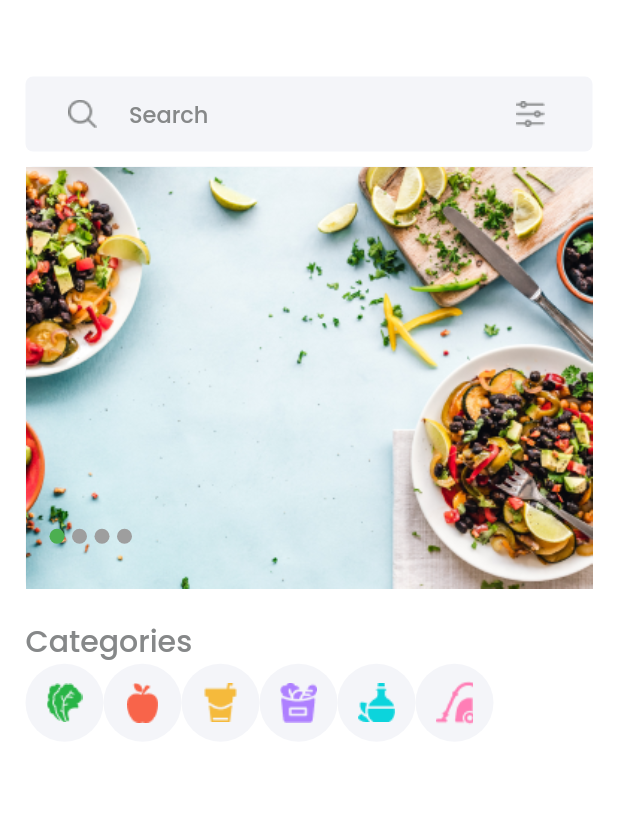
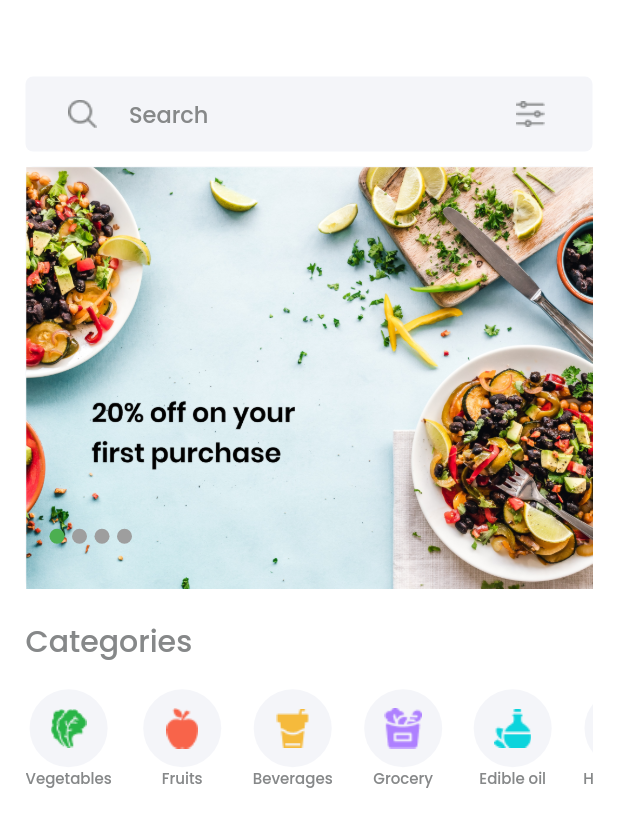
Before and after one commit to hammadkahn/E-Commerce-App, a Flutter app: the Home screen opened directly, on a phone screen of 412 x 824 dp. Shown: the top 827 px of the screen. Run offline on Flutter 3.47's test engine with Material 2 defaults, Android fonts, the phone set to English and light mode, and no system bars; drawn by our look-alikes of carousel_slider, smooth_page_indicator; our stand-ins replace flutter_switch.

Commit message:
home in progress

```diff
--- a/lib/Screens/home.dart
+++ b/lib/Screens/home.dart
@@ -94,9 +94,9 @@ class _HomeState extends State<Home> {
                         CarouselSlider(
                             items: [
                               Image.asset('assets/images/banner1.png'),
-                              Image.asset('assets/images/bigCart.png'),
-                              Image.asset('assets/images/login.png'),
-                              Image.asset('assets/images/signup.png'),
+                              Image.asset('assets/images/banner1.png'),
+                              Image.asset('assets/images/banner1.png'),
+                              Image.asset('assets/images/banner1.png'),
                             ],
                             options: CarouselOptions(
                               height: carouselheight,
@@ -139,8 +139,12 @@ class _HomeState extends State<Home> {
                 ),
                 SingleChildScrollView(
                   scrollDirection: Axis.horizontal,
+                  child: Padding(
+                    padding: const EdgeInsets.only(top: 17),
                     child: Row(
                         mainAxisAlignment: MainAxisAlignment.spaceAround,
+                        children: [
+                          Column(
                             children: [
                               Container(
                                   //1
@@ -149,13 +153,19 @@ class _HomeState extends State<Home> {
                                   decoration: BoxDecoration(
                                       color: const Color(0xffF4F5F9),
                                       shape: BoxShape.circle),
-                          child: Column(
-                            mainAxisAlignment: MainAxisAlignment.center,
-                            children: [
-                              Image.asset('assets/images/veg.png'),
+                                  child: Image.asset('assets/images/veg.png')),
+                              Text("Vegetables",
+                                  style: TextStyle(
+                                      fontSize: 10,
+                                      fontWeight: FontWeight.w500,
+                                      fontFamily: 'Poppins-Medium',
+                                      color: Color(0xFF868889))),
                             ],
                           ),
-                        ),
+                          Padding(
+                            padding: const EdgeInsets.only(left: 21),
+                            child: Column(
+                              children: [
                                 Container(
                                   //1
                                   width: 52,
@@ -163,13 +173,21 @@ class _HomeState extends State<Home> {
                                   decoration: BoxDecoration(
                                       color: const Color(0xffF4F5F9),
                                       shape: BoxShape.circle),
-                          child: Column(
-                            mainAxisAlignment: MainAxisAlignment.center,
-                            children: [
-                              Image.asset('assets/images/fruit.png'),
+                                  child: Image.asset('assets/images/fruit.png'),
+                                ),
+                                Text("Fruits",
+                                    style: TextStyle(
+                                        fontSize: 10,
+                                        fontWeight: FontWeight.w500,
+                                        fontFamily: 'Poppins-Medium',
+                                        color: Color(0xFF868889))),
                               ],
                             ),
                           ),
+                          Padding(
+                            padding: const EdgeInsets.only(left: 21),
+                            child: Column(
+                              children: [
                                 Container(
                                   //1
                                   width: 52,
@@ -177,13 +195,21 @@ class _HomeState extends State<Home> {
                                   decoration: BoxDecoration(
                                       color: const Color(0xffF4F5F9),
                                       shape: BoxShape.circle),
-                          child: Column(
-                            mainAxisAlignment: MainAxisAlignment.center,
-                            children: [
-                              Image.asset('assets/images/bev.png'),
+                                  child: Image.asset('assets/images/bev.png'),
+                                ),
+                                Text("Beverages",
+                                    style: TextStyle(
+                                        fontSize: 10,
+                                        fontWeight: FontWeight.w500,
+                                        fontFamily: 'Poppins-Medium',
+                                        color: Color(0xFF868889))),
                               ],
                             ),
                           ),
+                          Padding(
+                            padding: const EdgeInsets.only(left: 21),
+                            child: Column(
+                              children: [
                                 Container(
                                   //1
                                   width: 52,
@@ -191,13 +217,22 @@ class _HomeState extends State<Home> {
                                   decoration: BoxDecoration(
                                       color: const Color(0xffF4F5F9),
                                       shape: BoxShape.circle),
-                          child: Column(
-                            mainAxisAlignment: MainAxisAlignment.center,
-                            children: [
+                                  child:
                                       Image.asset('assets/images/grocery.png'),
+                                ),
+                                Text("Grocery",
+                                    style: TextStyle(
+                                        fontSize: 10,
+                                        fontWeight: FontWeight.w500,
+                                        fontFamily: 'Poppins-Medium',
+                                        color: Color(0xFF868889))),
                               ],
                             ),
                           ),
+                          Padding(
+                            padding: const EdgeInsets.only(left: 21),
+                            child: Column(
+                              children: [
                                 Container(
                                   //1
                                   width: 52,
@@ -205,13 +240,21 @@ class _HomeState extends State<Home> {
                                   decoration: BoxDecoration(
                                       color: const Color(0xffF4F5F9),
                                       shape: BoxShape.circle),
-                          child: Column(
-                            mainAxisAlignment: MainAxisAlignment.center,
-                            children: [
-                              Image.asset('assets/images/oil.png'),
+                                  child: Image.asset('assets/images/oil.png'),
+                                ),
+                                Text("Edible oil",
+                                    style: TextStyle(
+                                        fontSize: 10,
+                                        fontWeight: FontWeight.w500,
+                                        fontFamily: 'Poppins-Medium',
+                                        color: Color(0xFF868889))),
                               ],
                             ),
                           ),
+                          Padding(
+                            padding: const EdgeInsets.only(left: 21),
+                            child: Column(
+                              children: [
                                 Container(
                                   //1
                                   width: 52,
@@ -219,14 +262,19 @@ class _HomeState extends State<Home> {
                                   decoration: BoxDecoration(
                                       color: const Color(0xffF4F5F9),
                                       shape: BoxShape.circle),
-                          child: Column(
-                            mainAxisAlignment: MainAxisAlignment.center,
-                            children: [
-                              Image.asset('assets/images/hold.png'),
+                                  child: Image.asset('assets/images/hold.png'),
+                                ),
+                                Text("Household",
+                                    style: TextStyle(
+                                        fontSize: 10,
+                                        fontWeight: FontWeight.w500,
+                                        fontFamily: 'Poppins-Medium',
+                                        color: Color(0xFF868889))),
                               ],
                             ),
                           ),
                         ]),
+                  ),
                 ),
               ],
             ),
```
Also changed, not shown: assets/images/banner1.png. Lines whose indentation alone changed are shown as unchanged.
